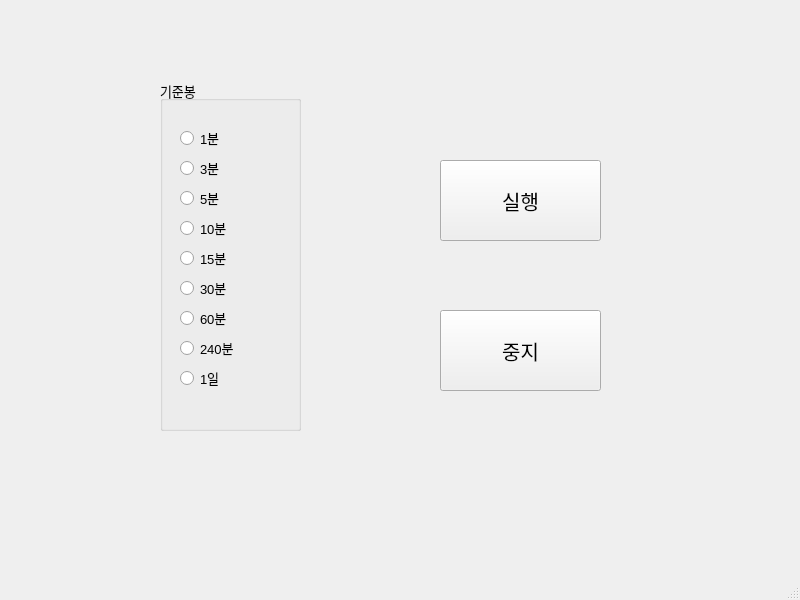
Above: Chapter-6/ui.ui from mmvv11/TradingBot-BearU before the change. Below: the same form after it.
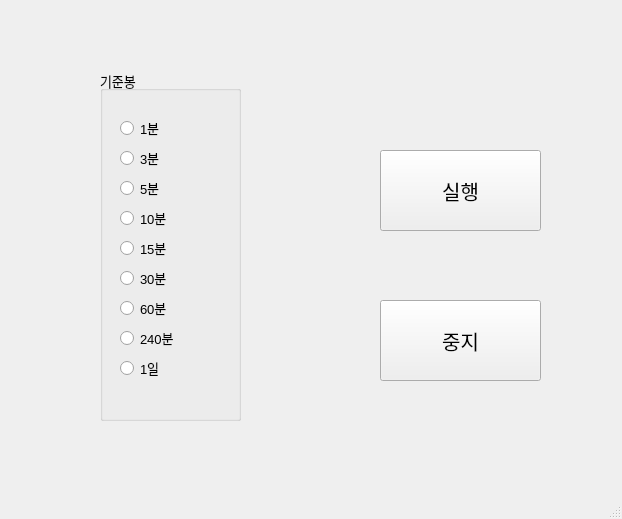
That is the form after the change.

Diff of the .ui file:
```diff
--- a/Chapter-6/ui.ui
+++ b/Chapter-6/ui.ui
@@ -6,8 +6,8 @@
    <rect>
     <x>0</x>
     <y>0</y>
-    <width>800</width>
-    <height>600</height>
+    <width>622</width>
+    <height>519</height>
    </rect>
   </property>
   <property name="windowTitle">
@@ -17,8 +17,8 @@
    <widget class="QPushButton" name="pushButtonStart">
     <property name="geometry">
      <rect>
-      <x>440</x>
-      <y>160</y>
+      <x>380</x>
+      <y>150</y>
       <width>161</width>
       <height>81</height>
      </rect>
@@ -35,8 +35,8 @@
    <widget class="QPushButton" name="pushButtonStop">
     <property name="geometry">
      <rect>
-      <x>440</x>
-      <y>310</y>
+      <x>380</x>
+      <y>300</y>
       <width>161</width>
       <height>81</height>
      </rect>
@@ -53,8 +53,8 @@
    <widget class="QGroupBox" name="groupBox">
     <property name="geometry">
      <rect>
-      <x>160</x>
-      <y>80</y>
+      <x>100</x>
+      <y>70</y>
       <width>141</width>
       <height>351</height>
      </rect>
```
Left out of the diff: 2 changed lines with no effect on the pictures.
